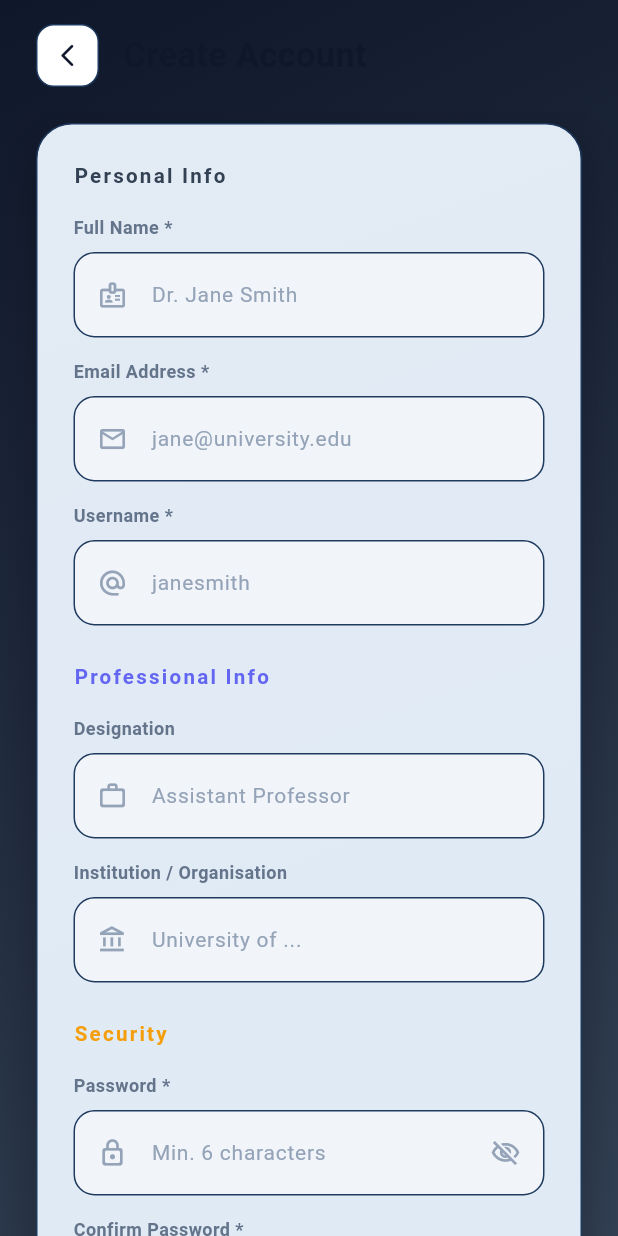
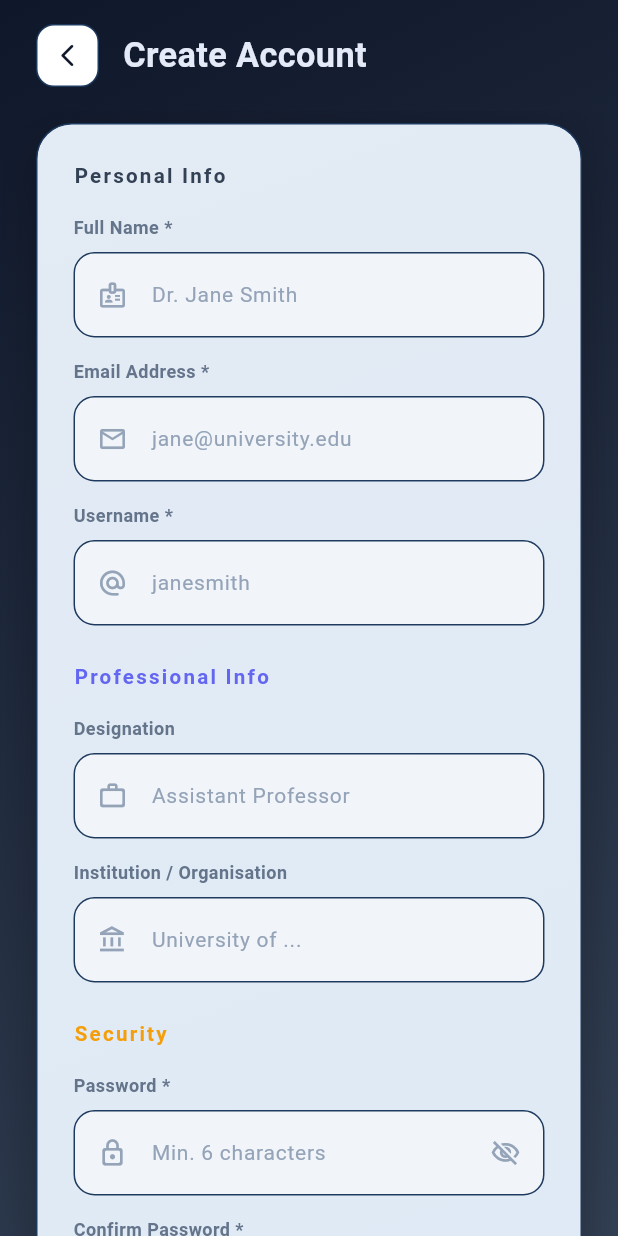
Before and after one commit to Damish-7/vidyen, a Flutter app: the screen it shows after launch, after a tap on "SIGN IN", after a tap on "Register", on a phone screen of 412 x 824 dp. Run offline on Flutter 3.47's test engine with Material 3 defaults, Android fonts, the phone set to English and light mode, and no system bars; our stand-ins replace get, shared_preferences; accounts and stored records are empty; Roboto replaces fonts that are missing (Sora).

Commit message:
UI updates

```diff
--- a/lib/screens/auth/login_screen.dart
+++ b/lib/screens/auth/login_screen.dart
@@ -104,16 +104,9 @@ class _Branding extends StatelessWidget {
               ),
             ],
           ),
-          child: Center(
-            child: Text(
-              'V',
-              style: TextStyle(
-                fontFamily: 'Sora',
-                fontSize: r.logoSize * 0.47,
-                fontWeight: FontWeight.w700,
-                color: AppColors.background,
-              ),
-            ),
+          child: const Center(
+            child: Icon(Icons.medical_services_outlined,
+              color: Color.fromARGB(255, 124, 246, 242), size: 56),
           ),
         ),
         const SizedBox(height: 20),
@@ -126,7 +119,7 @@ class _Branding extends StatelessWidget {
               fontFamily: 'Sora',
               fontSize: r.appNameSize,
               fontWeight: FontWeight.w700,
-              color: Colors.white,
+              color: const Color.fromARGB(255, 245, 244, 244),
               letterSpacing: 8,
             ),
           ),
--- a/lib/screens/auth/register_screen.dart
+++ b/lib/screens/auth/register_screen.dart
@@ -49,7 +49,7 @@ class RegisterScreen extends StatelessWidget {
                         fontFamily: 'Sora',
                         fontSize: r.sp(20),
                         fontWeight: FontWeight.w700,
-                        color: AppColors.textPrimary,
+                        color: const Color.fromARGB(255, 229, 234, 248),
                       ),
                     ),
                   ],
```
